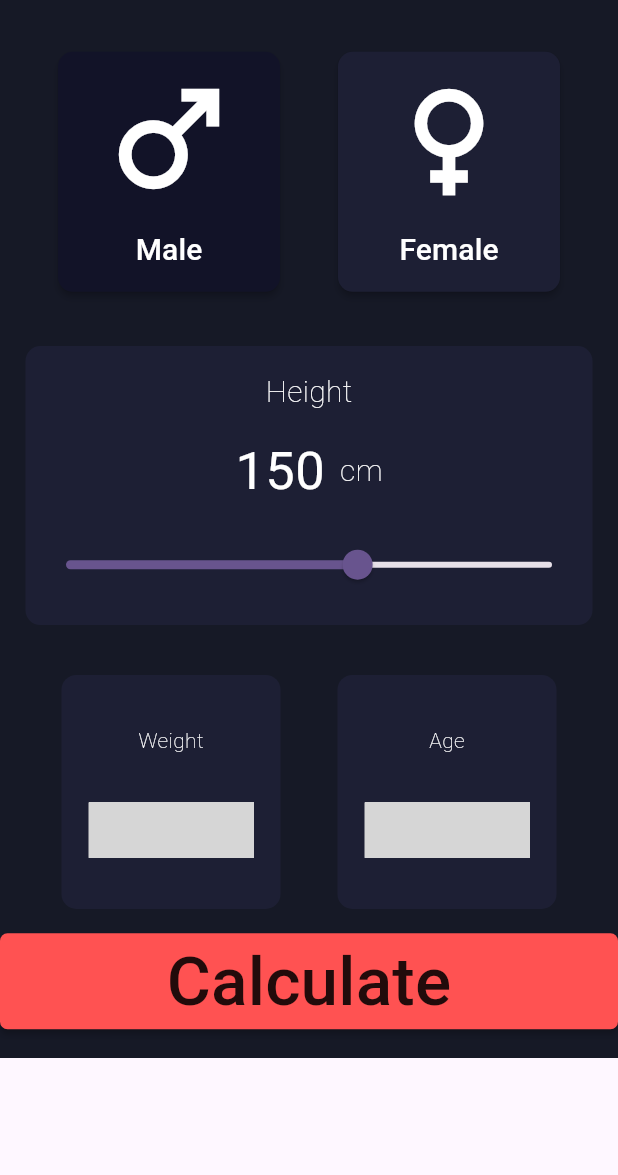
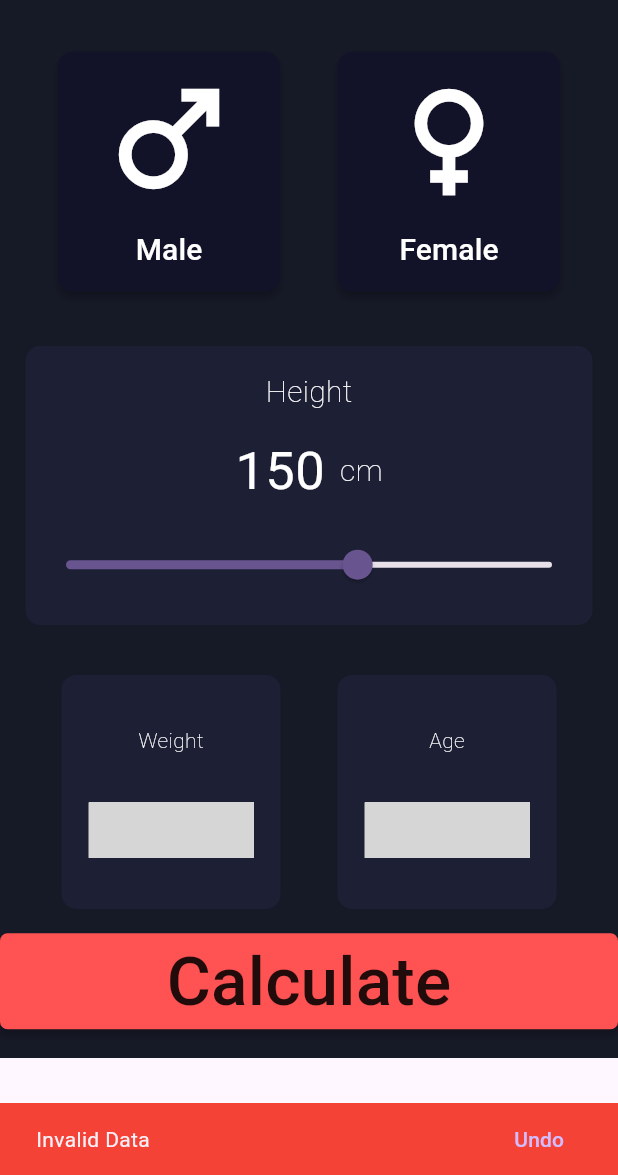
Before and after one commit to Hosny-Mohammed/BMI-Calculator, a Flutter app: the screen it shows after launch, after a tap on "Calculate", on a phone screen of 412 x 824 dp, the part 61-1236 px from its top. Run offline on Flutter 3.47's test engine with Material 3 defaults, Android fonts, the phone set to English and light mode, and no system bars; missing offline and left inert: counter_slider; grey boxes are pictures that could not be loaded.

Commit message:
final touch

```diff
--- a/lib/HomePage.dart
+++ b/lib/HomePage.dart
@@ -1,3 +1,4 @@
+import 'package:bmi_calculator/ResultPage.dart';
 import 'package:counter_slider/counter_slider.dart';
 import 'package:flutter/cupertino.dart';
 import 'package:flutter/material.dart';
@@ -10,10 +11,22 @@ class HomePage extends StatefulWidget {
 }
 
 class _HomePageState extends State<HomePage> {
-  bool isPressed = false;
-  double _currentSliderValue = 150;
+  bool isPressedF = false;
+  bool isPressedM = false;
+  double height = 150;
   int weight = 50;
   int age = 20;
+  void selectGender(String gender) {
+    setState(() {
+      if (gender == "Male") {
+        isPressedM = true;
+        isPressedF = false;
+      } else if (gender == "Female") {
+        isPressedM = false;
+        isPressedF = true;
+      }
+    });
+  }
   @override
   Widget build(BuildContext context) {
     return Scaffold(
@@ -38,13 +51,11 @@ class _HomePageState extends State<HomePage> {
                 children: [
                   MaterialButton(
                     onPressed: () {
-                      setState(() {
-                        isPressed = !isPressed;
-                      });
+                      selectGender("Male");
                     },
                     shape: RoundedRectangleBorder(
                         borderRadius: BorderRadius.circular(10)),
-                    color: (isPressed)
+                    color: (isPressedM)
                         ? const Color(0xff1D1F34)
                         : const Color(0xff121328),
                     child: const Padding(
@@ -73,15 +84,13 @@ class _HomePageState extends State<HomePage> {
                   ),
                   MaterialButton(
                     onPressed: () {
-                      setState(() {
-                        isPressed = !isPressed;
-                      });
+                      selectGender("Female");
                     },
                     shape: RoundedRectangleBorder(
                         borderRadius: BorderRadius.circular(10)),
-                    color: (isPressed)
-                        ? const Color(0xff121328)
-                        : const Color(0xff1D1F34),
+                    color: (isPressedF)
+                        ? const Color(0xff1D1F34)
+                        : const Color(0xff121328),
                     hoverColor: const Color(0xff1D1F34),
                     child: const Padding(
                       padding: EdgeInsets.all(8.0),
@@ -136,7 +145,7 @@ class _HomePageState extends State<HomePage> {
                         crossAxisAlignment: CrossAxisAlignment.center,
                         children: [
                           Text(
-                            _currentSliderValue.toStringAsFixed(0),
+                            height.toStringAsFixed(0),
                             style: const TextStyle(
                                 color: Colors.white, fontSize: 35),
                           ),
@@ -151,13 +160,13 @@ class _HomePageState extends State<HomePage> {
                         ],
                       ),
                       Slider(
-                        value: _currentSliderValue,
+                        value: height,
                         min: 0,
                         max: 250,
-                        label: _currentSliderValue.round().toString(),
+                        label: height.round().toString(),
                         onChanged: (double value) {
                           setState(() {
-                            _currentSliderValue = value;
+                            height = value;
                           });
                         },
                       ),
@@ -246,7 +255,24 @@ class _HomePageState extends State<HomePage> {
                 child: SizedBox(
                   width: double.infinity,
                   child: MaterialButton(
-                    onPressed: () {},
+                    onPressed: () {
+                      if((isPressedF == false && isPressedM == false) || (weight <= 0) || (age <= 0))
+                      {
+                        final snackBar = SnackBar(
+                          content: const Text('Invalid Data'),
+                          backgroundColor: Colors.red,
+                          action: SnackBarAction(
+                            label: 'Undo',
+                            onPressed: () {
+                              // Some code to undo the change.
+                            },
+                          ),
+                        );
+                        ScaffoldMessenger.of(context).showSnackBar(snackBar);
+                      }else {
+                        Navigator.push(context, MaterialPageRoute(builder: (context) =>ResultPage(height: height, weight: weight, age: age,)));
+                      }
+                    },
                     shape: RoundedRectangleBorder(
                         borderRadius: BorderRadius.circular(5)),
                     color: Colors.redAccent,
--- a/lib/main.dart
+++ b/lib/main.dart
@@ -1,4 +1,5 @@
 import 'package:bmi_calculator/HomePage.dart';
+import 'package:bmi_calculator/ResultPage.dart';
 import 'package:flutter/material.dart';
 
 void main() {
```
Also changed, not shown: lib/ResultPage.dart (added, +123 -0 lines).
